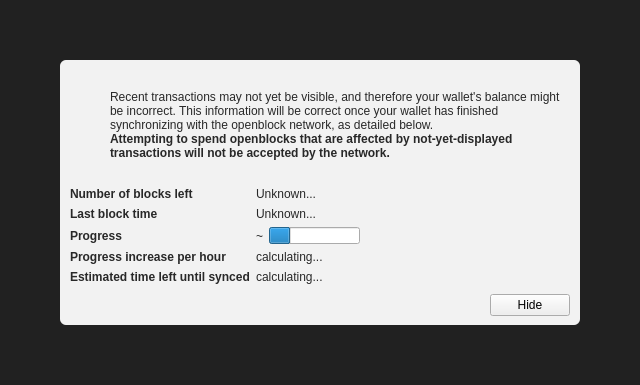
Qt form src/qt/forms/modaloverlay.ui (AdrenalineAI/Adrenaline) before a commit.
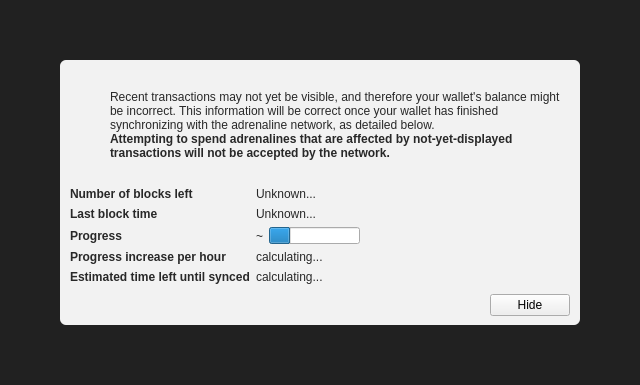
The same form after that commit. Icons and pictures are not drawn. Custom widgets are drawn as their Qt base class.

Commit message: Rename to Adrenaline

Patch:
```diff
--- a/src/qt/forms/modaloverlay.ui
+++ b/src/qt/forms/modaloverlay.ui
@@ -130,7 +130,7 @@
              <item>
               <widget class="QLabel" name="infoText">
                <property name="text">
-                <string>Recent transactions may not yet be visible, and therefore your wallet's balance might be incorrect. This information will be correct once your wallet has finished synchronizing with the openblock network, as detailed below.</string>
+                <string>Recent transactions may not yet be visible, and therefore your wallet's balance might be incorrect. This information will be correct once your wallet has finished synchronizing with the adrenaline network, as detailed below.</string>
                </property>
                <property name="textFormat">
                 <enum>Qt::RichText</enum>
@@ -149,7 +149,7 @@
                 </font>
                </property>
                <property name="text">
-                <string>Attempting to spend openblocks that are affected by not-yet-displayed transactions will not be accepted by the network.</string>
+                <string>Attempting to spend adrenalines that are affected by not-yet-displayed transactions will not be accepted by the network.</string>
                </property>
                <property name="textFormat">
                 <enum>Qt::RichText</enum>
```
The commit also changes 221 other files.
